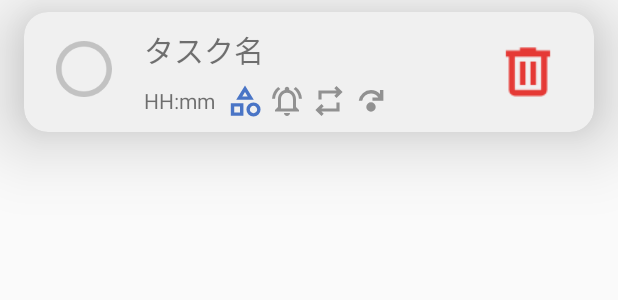
After one commit to cotrin1208/TODOList, an Android app: the layout task_card_layout.xml on its own in the app's theme, with its tools: preview values and no code run, on a phone screen of 412 x 824 dp. The commit adds this screen. Shown: the top 300 px of the screen. Run offline under Robolectric (Android 15) with nearby library versions, the phone set to English and light mode, and no system bars.

Commit message:
Task list update.

```diff
--- a/app/src/main/java/com/cotrin/todolist/taskDetailActivity/TaskDetailActivity.kt
+++ b/app/src/main/java/com/cotrin/todolist/taskDetailActivity/TaskDetailActivity.kt
@@ -48,8 +48,8 @@ class TaskDetailActivity : AppCompatActivity() {
 
         //MainActivityからIntentを受け取る
         val intent = intent
-        if (intent.hasExtra(Reference.TASK)) task = intent.getTaskExtra(Reference.TASK)
-        else task = Task()
+        task = if (intent.hasExtra(Reference.TASK)) intent.getTaskExtra(Reference.TASK)
+        else Task()
         if (task.time == null) textViewReminder.isEnabled = false
 
 
--- a/app/src/main/java/com/cotrin/todolist/taskDetailActivity/TaskListRecyclerAdapter.kt
+++ b/app/src/main/java/com/cotrin/todolist/taskDetailActivity/TaskListRecyclerAdapter.kt
@@ -16,7 +16,7 @@ class TaskListRecyclerAdapter(private var taskList: MutableList<Task>): Recycler
     //1行分のレイアウトを作成。task_layout.xmlとTaskListViewHolderを紐つける
     override fun onCreateViewHolder(parent: ViewGroup, viewType: Int): TaskListViewHolder {
         //レイアウトを取得(インフレート)
-        val taskXml = LayoutInflater.from(parent.context).inflate(R.layout.task_layout, parent, false)
+        val taskXml = LayoutInflater.from(parent.context).inflate(R.layout.task_card_layout, parent, false)
         return TaskListViewHolder(taskXml)
     }
 
--- /dev/null
+++ b/app/src/main/res/layout/task_card_layout.xml
@@ -0,0 +1,105 @@
+<?xml version="1.0" encoding="utf-8"?>
+<androidx.constraintlayout.widget.ConstraintLayout xmlns:android="http://schemas.android.com/apk/res/android"
+    xmlns:app="http://schemas.android.com/apk/res-auto"
+    android:layout_width="match_parent"
+    android:layout_height="match_parent">
+
+    <androidx.cardview.widget.CardView
+        android:id="@+id/cardView"
+        android:layout_width="0dp"
+        android:layout_height="80dp"
+        android:layout_marginStart="16dp"
+        android:layout_marginTop="8dp"
+        android:layout_marginEnd="16dp"
+        app:cardBackgroundColor="@color/card_background"
+        app:cardCornerRadius="16dp"
+        app:cardElevation="32dp"
+        app:layout_constraintEnd_toEndOf="parent"
+        app:layout_constraintStart_toStartOf="parent"
+        app:layout_constraintTop_toTopOf="parent">
+
+        <CheckBox
+            android:id="@+id/finishedCheckBox"
+            style="@style/CustomCheckBox"
+            android:layout_width="wrap_content"
+            android:layout_height="wrap_content"
+            android:layout_marginStart="8dp"
+            android:layout_marginTop="6dp"
+            android:scaleX="0.7"
+            android:scaleY="0.7" />
+
+        <TextView
+            android:id="@+id/taskName"
+            android:layout_width="wrap_content"
+            android:layout_height="wrap_content"
+            android:layout_marginStart="80dp"
+            android:layout_marginTop="10dp"
+            android:maxWidth="220dp"
+            android:maxLines="1"
+            android:text="タスク名"
+            android:textSize="20sp"
+            app:layout_constraintStart_toStartOf="parent"
+            app:layout_constraintTop_toTopOf="parent" />
+
+        <TextView
+            android:id="@+id/taskTime"
+            android:layout_width="wrap_content"
+            android:layout_height="wrap_content"
+            android:layout_marginStart="80dp"
+            android:layout_marginTop="49dp"
+            android:text="HH:mm" />
+
+        <ImageView
+            android:id="@+id/remindIcon"
+            android:layout_width="wrap_content"
+            android:layout_height="wrap_content"
+            android:layout_marginStart="163dp"
+            android:layout_marginTop="47dp"
+            app:layout_constraintBottom_toBottomOf="parent"
+            app:layout_constraintStart_toEndOf="@+id/categoryIcon"
+            app:srcCompat="@drawable/task_attribute_remind" />
+
+        <ImageView
+            android:id="@+id/repeatIcon"
+            android:layout_width="wrap_content"
+            android:layout_height="wrap_content"
+            android:layout_marginStart="191dp"
+            android:layout_marginTop="47dp"
+            app:layout_constraintBottom_toBottomOf="parent"
+            app:layout_constraintStart_toEndOf="@+id/remindIcon"
+            app:srcCompat="@drawable/task_attribute_repeat" />
+
+        <ImageView
+            android:id="@+id/carryoverIcon"
+            android:layout_width="wrap_content"
+            android:layout_height="wrap_content"
+            android:layout_marginStart="219dp"
+            android:layout_marginTop="47dp"
+            app:layout_constraintBottom_toBottomOf="parent"
+            app:layout_constraintStart_toEndOf="@+id/repeatIcon"
+            app:srcCompat="@drawable/task_attribute_carryover" />
+
+        <ImageButton
+            android:id="@+id/deleteTaskButton"
+            android:layout_width="wrap_content"
+            android:layout_height="wrap_content"
+            android:layout_marginStart="320dp"
+            android:layout_marginTop="24dp"
+            android:background="@null"
+            android:scaleX="1.3"
+            android:scaleY="1.3"
+            app:srcCompat="@drawable/delete_task_icon" />
+
+        <ImageView
+            android:id="@+id/categoryIcon"
+            android:layout_width="wrap_content"
+            android:layout_height="wrap_content"
+            android:layout_marginStart="135dp"
+            android:layout_marginTop="47dp"
+            app:layout_constraintBottom_toBottomOf="parent"
+            app:layout_constraintStart_toEndOf="@+id/taskTime"
+            app:srcCompat="@drawable/task_category_other" />
+
+    </androidx.cardview.widget.CardView>
+
+</androidx.constraintlayout.widget.ConstraintLayout>
--- a/app/src/main/res/layout/task_layout.xml
+++ b/app/src/main/res/layout/task_layout.xml
@@ -1,9 +1,10 @@
 <?xml version="1.0" encoding="utf-8"?>
 <androidx.constraintlayout.widget.ConstraintLayout xmlns:android="http://schemas.android.com/apk/res/android"
     xmlns:app="http://schemas.android.com/apk/res-auto"
-    xmlns:tools="http://schemas.android.com/tools"
     android:layout_width="match_parent"
     android:layout_height="wrap_content">
+
+
 
     <TextView
         android:id="@+id/taskName"
@@ -105,4 +106,9 @@
         app:layout_constraintStart_toEndOf="@+id/taskTime"
         app:srcCompat="@drawable/task_category_other" />
 
+    <androidx.cardview.widget.CardView
+        android:layout_width="match_parent"
+        android:layout_height="wrap_content"
+        app:layout_constraintTop_toTopOf="parent" />
+
 </androidx.constraintlayout.widget.ConstraintLayout>
--- a/app/src/main/res/values/colors.xml
+++ b/app/src/main/res/values/colors.xml
@@ -8,4 +8,5 @@
     <color name="black">#FF000000</color>
     <color name="white">#FFFFFFFF</color>
     <color name="category_color">#4A75C6</color>
+    <color name="card_background">#F0F0F0</color>
 </resources>
```
